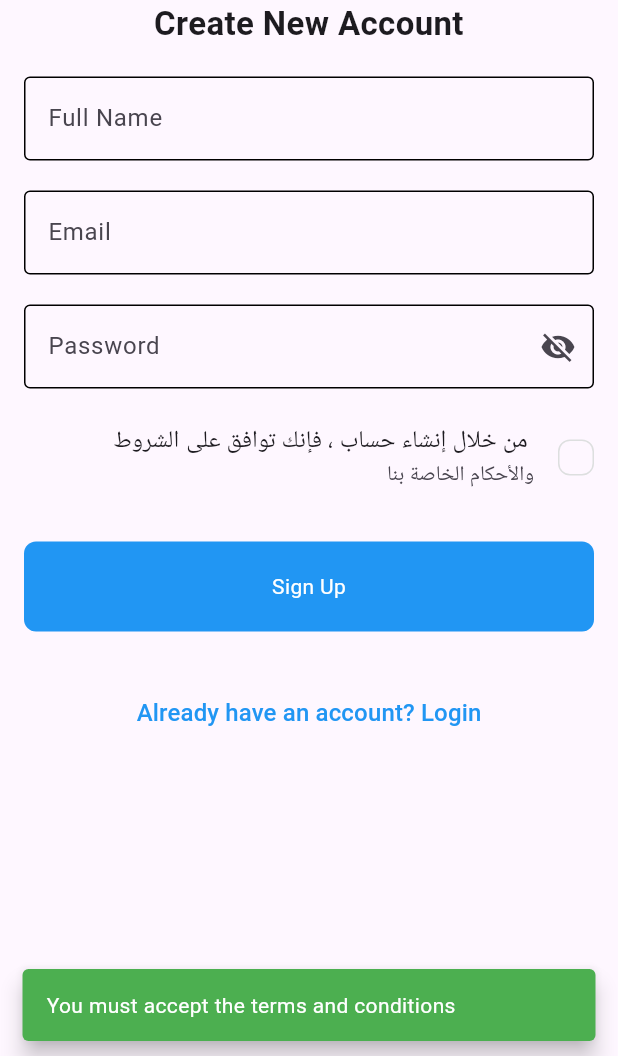
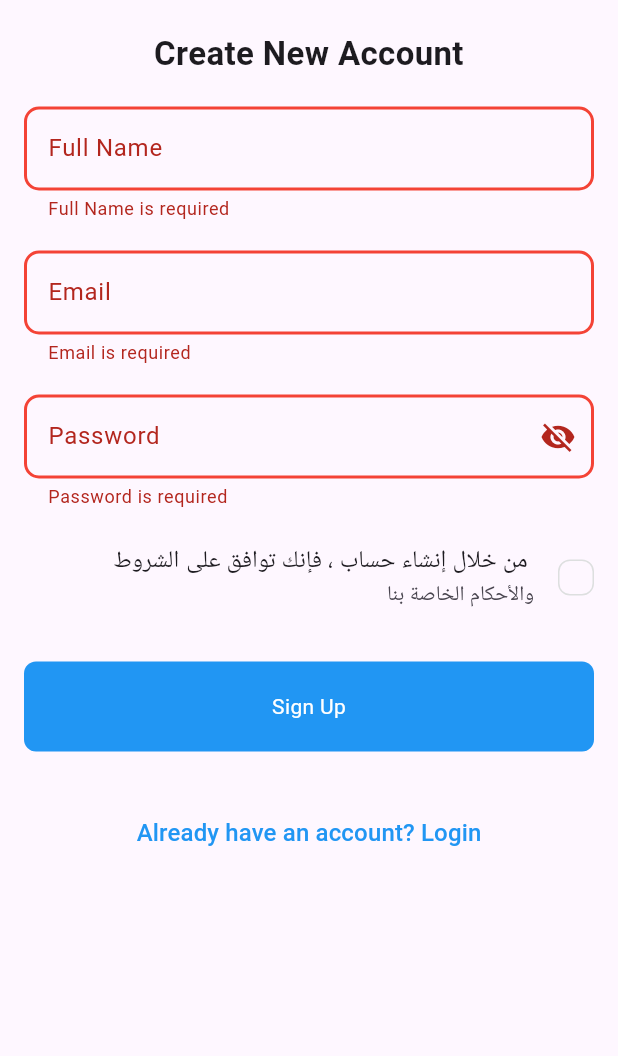
Before and after one commit to MahmoudElhenawy/store_app, a Flutter app: the SignupView screen opened by its route, after a tap on "Sign Up", on a phone screen of 412 x 824 dp, the part 180-1236 px from its top. Run offline on Flutter 3.47's test engine with Material 3 defaults, Android fonts, the phone set to English and light mode, and no system bars; drawn by our look-alikes of modal_progress_hud_nsn; our stand-ins replace bloc, firebase_auth, firebase_core, flutter_bloc, font_awesome_flutter; accounts and stored records are empty; network calls fail.

Commit message:
تحسينات في الواجهة وإصلاح مشاكل الصور

```diff
--- a/lib/widgets/Signup_view_body.dart
+++ b/lib/widgets/Signup_view_body.dart
@@ -18,18 +18,26 @@ class SignupViewBody extends StatefulWidget {
 class _SignupViewBodyState extends State<SignupViewBody> {
   final GlobalKey<FormState> formKey = GlobalKey<FormState>();
 
-  String? email;
-  bool isLoading = false;
-  String? password;
+  final TextEditingController nameController = TextEditingController();
+  final TextEditingController emailController = TextEditingController();
+  final TextEditingController passwordController = TextEditingController();
+
   bool isAccepted = false;
-  String? name;
 
   @override
   Widget build(BuildContext context) {
     return BlocConsumer<RegisterCubit, RegisterState>(
+      listener: (context, state) {
+        if (state is RegistarFailure) {
+          CustomSnackBar.show(context, state.errMessage);
+        } else if (state is RegistarSuccess) {
+          CustomSnackBar.show(context, "Registration Successful");
+          Navigator.pushReplacementNamed(context, HomePage.id);
+        }
+      },
       builder: (context, state) {
         return ModalProgressHUD(
-          inAsyncCall: isLoading,
+          inAsyncCall: state is RegistarLoading,
           child: Padding(
             padding: const EdgeInsets.symmetric(horizontal: 16),
             child: Form(
@@ -43,7 +51,8 @@ class _SignupViewBodyState extends State<SignupViewBody> {
                       height: 120,
                     ),
                   ),
-                  Text(
+                  const SizedBox(height: 20),
+                  const Text(
                     "Create New Account",
                     textAlign: TextAlign.center,
                     style: TextStyle(fontSize: 22, fontWeight: FontWeight.bold),
@@ -52,25 +61,42 @@ class _SignupViewBodyState extends State<SignupViewBody> {
                   CustomTextField(
                     labelText: 'Full Name',
                     hintText: 'Full Name',
-                    onChanged: (value) => name = value,
+                    controller: nameController,
+                    validator: (value) {
+                      if (value == null || value.isEmpty) {
+                        return 'Full Name is required';
+                      }
+                      return null;
+                    },
                   ),
                   const SizedBox(height: 20),
                   CustomTextField(
                     labelText: 'Email',
                     hintText: 'Email',
-                    onChanged: (value) => email = value,
+                    controller: emailController,
+                    validator: (value) {
+                      if (value == null || value.isEmpty) {
+                        return 'Email is required';
+                      }
+                      return null;
+                    },
                   ),
                   const SizedBox(height: 20),
                   CustomTextField(
                     isPassword: true,
                     labelText: 'Password',
                     hintText: 'Password',
-                    //isPassword: true,
-                    onChanged: (value) => password = value,
+                    controller: passwordController,
+                    validator: (value) {
+                      if (value == null || value.isEmpty) {
+                        return 'Password is required';
+                      }
+                      return null;
+                    },
                   ),
                   const SizedBox(height: 10),
                   TermsConditions(
-                    onChanged: (value) => isAccepted = value,
+                    onChanged: (value) => setState(() => isAccepted = value),
                   ),
                   const SizedBox(height: 20),
                   customButton(
@@ -80,7 +106,11 @@ class _SignupViewBodyState extends State<SignupViewBody> {
                         if (isAccepted) {
                           BlocProvider.of<RegisterCubit>(context)
                               .signUpWithGmail(
-                                  email!, password!, name!, "123456789");
+                            emailController.text.trim(),
+                            passwordController.text.trim(),
+                            nameController.text.trim(),
+                            "123456789",
+                          );
                         } else {
                           CustomSnackBar.show(context,
                               "You must accept the terms and conditions");
@@ -104,18 +134,6 @@ class _SignupViewBodyState extends State<SignupViewBody> {
           ),
         );
       },
-      listener: (context, state) {
-        if (state is RegistarFailure) {
-          isLoading = false;
-          CustomSnackBar.show(context, state.errMessage);
-        } else if (state is RegistarSuccess) {
-          isLoading = false;
-          CustomSnackBar.show(context, "Registration Successful");
-          Navigator.pushReplacementNamed(context, HomePage.id);
-        } else if (state is RegistarLoading) {
-          isLoading = true;
-        }
-      },
     );
   }
 }
--- a/lib/widgets/custom_card.dart
+++ b/lib/widgets/custom_card.dart
@@ -55,14 +55,14 @@ class CustomCard extends StatelessWidget {
                           r'$' '${product.price.toString()}',
                           style: TextStyle(fontSize: 16),
                         ),
-                        // ✅ إضافة المنتج عند الضغط على القلب
+                        //  إضافة المنتج عند الضغط على القلب
                         IconButton(
                           icon: Icon(Icons.favorite, color: Colors.red),
                           onPressed: () {
                             Provider.of<CartProvider>(context, listen: false)
                                 .addToCart(product);
 
-                            // ✅ إظهار نافذة منبثقة (AlertDialog)
+                            //  إظهار نافذة منبثقة (AlertDialog)
                             showDialog(
                               context: context,
                               builder: (context) => AlertDialog(
@@ -84,7 +84,7 @@ class CustomCard extends StatelessWidget {
                                       Navigator.pop(context);
                                     },
                                     child: Text(
-                                      'حسناً',
+                                      'ok',
                                       style: TextStyle(color: Colors.blue),
                                     ),
                                   ),
--- a/lib/widgets/custom_text_filed.dart
+++ b/lib/widgets/custom_text_filed.dart
@@ -7,6 +7,8 @@ class CustomTextField extends StatefulWidget {
     this.onChanged,
     this.labelText,
     this.isPassword = false,
+    this.controller,
+    this.validator,
     Key? key,
   }) : super(key: key);
 
@@ -15,6 +17,8 @@ class CustomTextField extends StatefulWidget {
   final Function(String)? onChanged;
   final TextInputType? inputType;
   final bool isPassword;
+  final TextEditingController? controller;
+  final String? Function(String?)? validator; // يستقبل الدالة الخاصة بالتحقق
 
   @override
   _CustomTextFieldState createState() => _CustomTextFieldState();
@@ -25,19 +29,32 @@ class _CustomTextFieldState extends State<CustomTextField> {
 
   @override
   Widget build(BuildContext context) {
-    return TextField(
+    return TextFormField(
+      controller: widget.controller,
       keyboardType: widget.inputType,
       obscureText: widget.isPassword ? _obscureText : false,
       onChanged: widget.onChanged,
+      validator: widget.validator,
       decoration: InputDecoration(
         labelText: widget.labelText,
         hintText: widget.hintText,
         hintStyle: const TextStyle(color: Colors.grey),
-        enabledBorder: const OutlineInputBorder(
-          borderSide: BorderSide(),
+        enabledBorder: OutlineInputBorder(
+          borderSide: const BorderSide(color: Colors.grey),
+          borderRadius: BorderRadius.circular(10),
         ),
-        border: OutlineInputBorder(
-          borderSide: const BorderSide(),
+        focusedBorder: OutlineInputBorder(
+          borderSide: const BorderSide(color: Colors.blue, width: 2),
+          borderRadius: BorderRadius.circular(10),
+        ),
+        errorBorder: OutlineInputBorder(
+          borderSide: const BorderSide(
+              color: Colors.red, width: 2), // لو فيه خطأ يظهر أحمر
+          borderRadius: BorderRadius.circular(10),
+        ),
+        focusedErrorBorder: OutlineInputBorder(
+          borderSide:
+              const BorderSide(color: Colors.red, width: 2), // التركيز مع الخطأ
           borderRadius: BorderRadius.circular(10),
         ),
         suffixIcon: widget.isPassword
```
Also changed, not shown: lib/widgets/Login_view_body.dart (+17 -15 lines).
